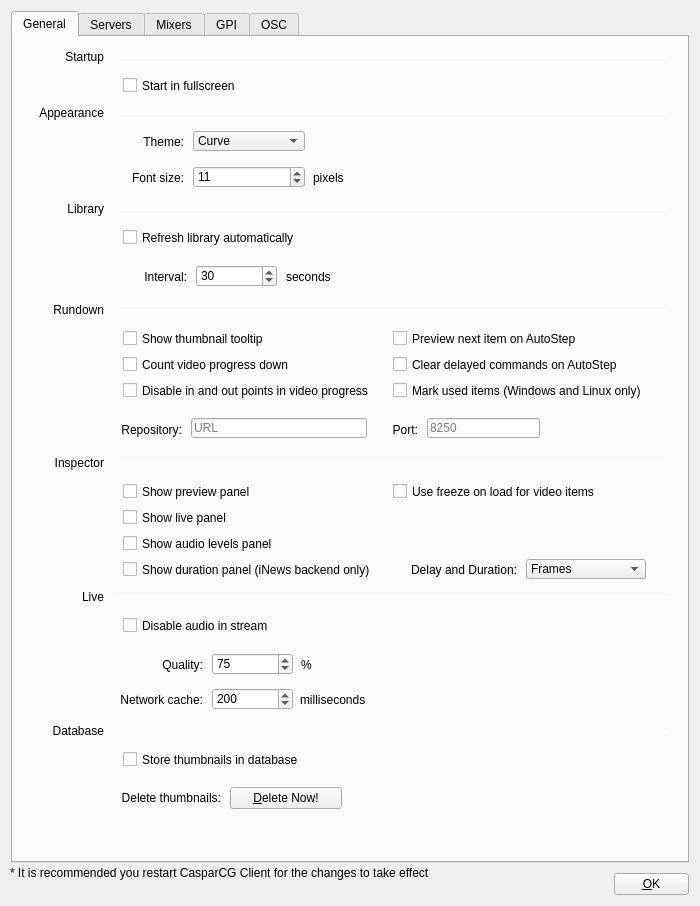
First picture: the form in src/Widgets/SettingsDialog.ui, repository CasparCG/client, before the edit.
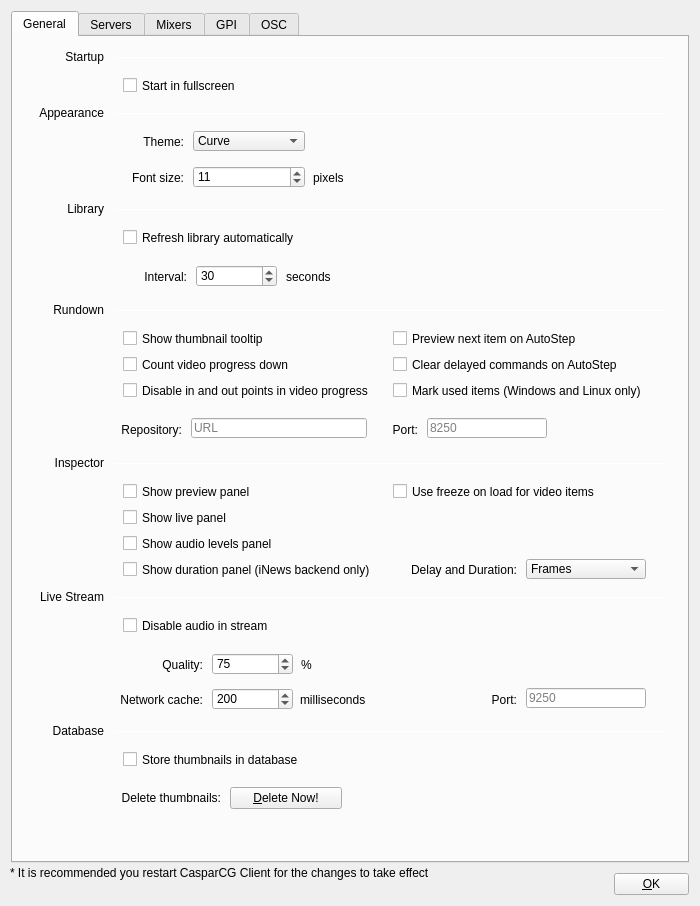
Second picture: the form after the edit.

Commit message: Updated libVLC for Windows and added option for changing the live stream port.

Patch:
```diff
--- a/src/Widgets/SettingsDialog.ui
+++ b/src/Widgets/SettingsDialog.ui
@@ -725,7 +725,7 @@
       </rect>
      </property>
      <property name="text">
-      <string>Live</string>
+      <string>Live Stream</string>
      </property>
      <property name="alignment">
       <set>Qt::AlignRight|Qt::AlignTrailing|Qt::AlignVCenter</set>
@@ -800,7 +800,7 @@
       <rect>
        <x>414</x>
        <y>381</y>
-       <width>113</width>
+       <width>120</width>
        <height>20</height>
       </rect>
      </property>
@@ -862,6 +862,41 @@
       <string>Use freeze on load for video items</string>
      </property>
     </widget>
+    <widget class="QLabel" name="labelStreamPort">
+     <property name="geometry">
+      <rect>
+       <x>453</x>
+       <y>653</y>
+       <width>51</width>
+       <height>20</height>
+      </rect>
+     </property>
+     <property name="text">
+      <string>Port:</string>
+     </property>
+     <property name="alignment">
+      <set>Qt::AlignRight|Qt::AlignTrailing|Qt::AlignVCenter</set>
+     </property>
+    </widget>
+    <widget class="QLineEdit" name="lineEditStreamPort">
+     <property name="geometry">
+      <rect>
+       <x>513</x>
+       <y>651</y>
+       <width>120</width>
+       <height>20</height>
+      </rect>
+     </property>
+     <property name="focusPolicy">
+      <enum>Qt::ClickFocus</enum>
+     </property>
+     <property name="text">
+      <string/>
+     </property>
+     <property name="placeholderText">
+      <string>9250</string>
+     </property>
+    </widget>
    </widget>
    <widget class="QWidget" name="tabDevices">
     <attribute name="title">
```
Left out of the diff: 21 changed lines with no effect on the pictures. The commit also changes 970 other files.
